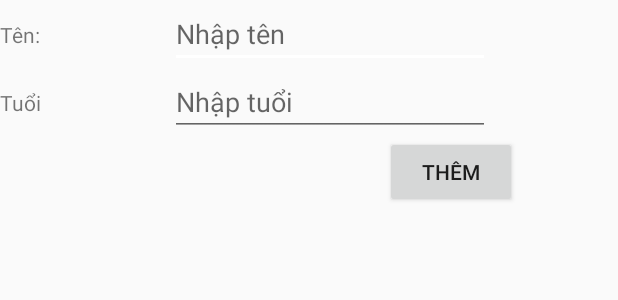
After one commit to VSN2015/MilkTeaAppAndroid, an Android app: the layout test1.xml on its own in the app's theme, with its tools: preview values and no code run, on a phone screen of 412 x 824 dp. The commit adds this screen. Shown: the top 300 px of the screen. Run offline under Robolectric (Android 15) with nearby library versions, the phone set to English and light mode, and no system bars; Roboto replaces fonts that are not available here.

Commit message:
change new

```diff
--- a/app/build.gradle
+++ b/app/build.gradle
@@ -35,5 +35,7 @@ dependencies {
 
     implementation 'com.google.firebase:firebase-auth:19.0.0' // Thuong
 
+    implementation 'com.google.firebase:firebase-database:19.1.0'
+
 }
 apply plugin: 'com.google.gms.google-services'
--- a/app/src/main/java/com/example/milkteaappandroid/DangKi_Activity.java
+++ b/app/src/main/java/com/example/milkteaappandroid/DangKi_Activity.java
@@ -1,6 +1,5 @@
 package com.example.milkteaappandroid;
 
-import android.media.MediaPlayer;
 import android.os.Bundle;
 import android.view.View;
 import android.widget.Button;
@@ -61,7 +60,7 @@ public class DangKi_Activity extends AppCompatActivity implements View.OnClickLi
         String matkhau = edMatKhau.getText().toString();
         String nhaplaimk = edNhapLaiMK.getText().toString();
         String thongbaoloinhap = getString(R.string.thongbaoloidangki);
-        String thongbaomk = getString(R.string.thongbaonhaplaimk);
+       // String thongbaomk = getString(R.string.thongbaonhaplaimk);
 
         // kiểm tra điều kiện
         if(hoten.trim().length() < 0){
--- /dev/null
+++ b/app/src/main/res/layout/test1.xml
@@ -0,0 +1,93 @@
+<?xml version="1.0" encoding="utf-8"?>
+<LinearLayout xmlns:android="http://schemas.android.com/apk/res/android"
+    xmlns:app="http://schemas.android.com/apk/res-auto"
+    xmlns:tools="http://schemas.android.com/tools"
+    android:orientation="vertical"
+    android:layout_width="match_parent"
+    android:layout_height="match_parent">
+
+    <androidx.constraintlayout.widget.ConstraintLayout
+        android:layout_width="match_parent"
+        android:layout_height="wrap_content">
+
+        <EditText
+            android:id="@+id/txtten"
+            android:layout_width="wrap_content"
+            android:layout_height="wrap_content"
+            android:ems="10"
+            android:hint="Nhập tên"
+            android:inputType="textPersonName"
+            android:textCursorDrawable="@color/colorAccent"
+            app:layout_constraintBottom_toBottomOf="parent"
+            app:layout_constraintEnd_toEndOf="parent"
+            app:layout_constraintHorizontal_bias="0.496"
+            app:layout_constraintStart_toEndOf="@+id/textView13"
+            app:layout_constraintTop_toTopOf="parent" />
+
+        <TextView
+            android:id="@+id/textView13"
+            android:layout_width="wrap_content"
+            android:layout_height="wrap_content"
+            android:text="Tên: "
+            app:layout_constraintBottom_toBottomOf="parent"
+            app:layout_constraintLeft_toRightOf="parent"
+            app:layout_constraintStart_toStartOf="parent"
+            app:layout_constraintTop_toTopOf="parent" />
+    </androidx.constraintlayout.widget.ConstraintLayout>
+
+    <androidx.constraintlayout.widget.ConstraintLayout
+        android:layout_width="match_parent"
+        android:layout_height="wrap_content">
+
+        <EditText
+            android:id="@+id/txttuoi"
+            android:layout_width="wrap_content"
+            android:layout_height="wrap_content"
+            android:ems="10"
+            android:hint="Nhập tuổi"
+            android:inputType="textPersonName"
+            android:textCursorDrawable="@color/colorAccent"
+            app:layout_constraintBottom_toBottomOf="parent"
+            app:layout_constraintEnd_toEndOf="parent"
+            app:layout_constraintStart_toEndOf="@+id/textView16"
+            app:layout_constraintTop_toTopOf="parent" />
+
+        <TextView
+            android:id="@+id/textView16"
+            android:layout_width="wrap_content"
+            android:layout_height="wrap_content"
+            android:text="Tuổi"
+            app:layout_constraintBottom_toBottomOf="parent"
+            app:layout_constraintStart_toStartOf="parent"
+            app:layout_constraintTop_toTopOf="parent" />
+    </androidx.constraintlayout.widget.ConstraintLayout>
+
+    <androidx.constraintlayout.widget.ConstraintLayout
+        android:layout_width="match_parent"
+        android:layout_height="wrap_content">
+
+        <Button
+            android:id="@+id/btnAdd"
+            android:layout_width="wrap_content"
+            android:layout_height="wrap_content"
+            android:text="Thêm"
+            app:layout_constraintBottom_toBottomOf="parent"
+            app:layout_constraintEnd_toEndOf="parent"
+            app:layout_constraintHorizontal_bias="0.792"
+            app:layout_constraintStart_toStartOf="parent"
+            app:layout_constraintTop_toTopOf="parent"
+            app:layout_constraintVertical_bias="0.0" />
+    </androidx.constraintlayout.widget.ConstraintLayout>
+
+    <LinearLayout
+        android:layout_width="match_parent"
+        android:layout_height="match_parent"
+        android:orientation="vertical">
+
+        <ListView
+            android:id="@+id/lv"
+            android:layout_width="match_parent"
+            android:layout_height="match_parent" />
+    </LinearLayout>
+
+</LinearLayout>
```
Also changed, not shown: app/src/main/java/com/example/milkteaappandroid/AdapterTest.java (added, +45 -0 lines), app/src/main/java/com/example/milkteaappandroid/MainActivity.java (+102 -11 lines), app/src/main/java/com/example/milkteaappandroid/Test.java (added, +32 -0 lines), app/src/main/res/layout/item_test.xml (added, +25 -0 lines).
